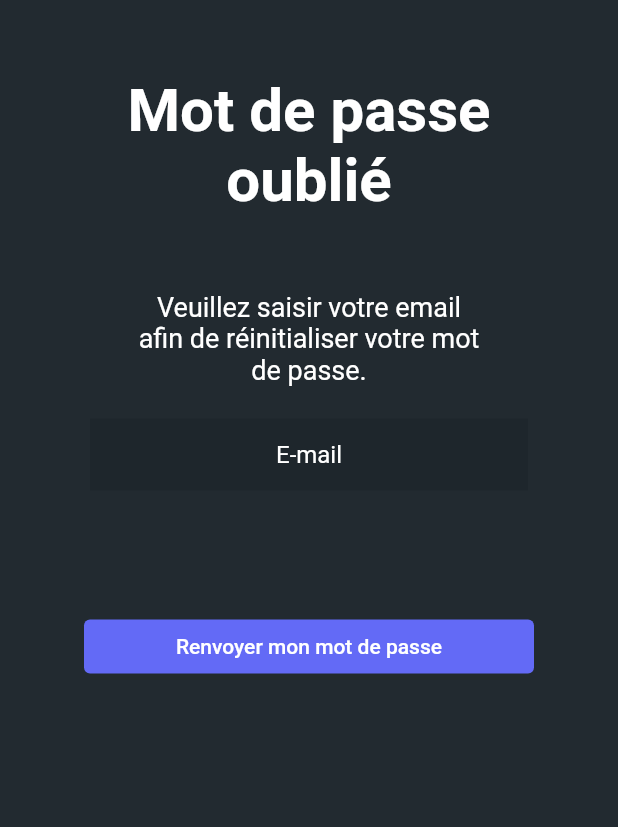
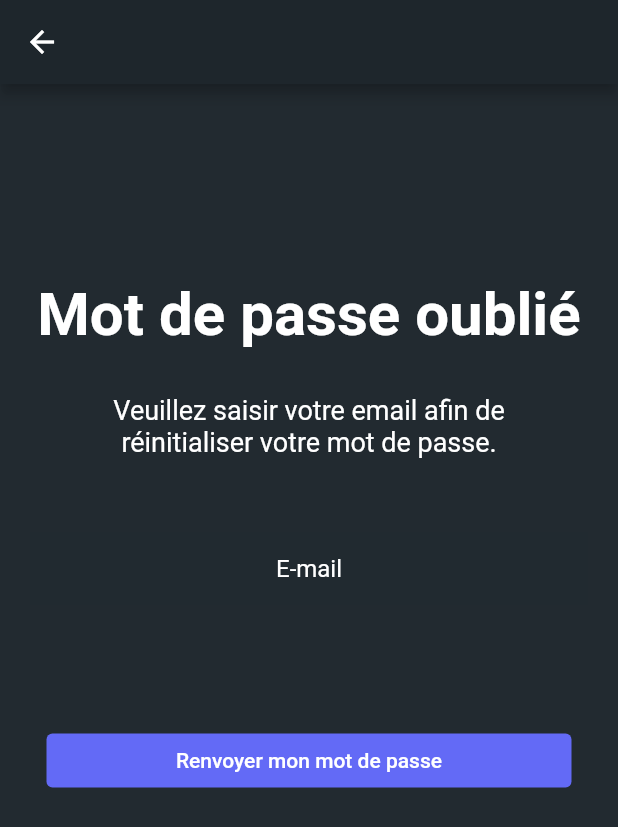
Before and after one commit to thomasmbl/mobile, a Flutter app: the screen it shows after launch, after a tap on "Mot de passe oublié", on a phone screen of 412 x 824 dp. Shown: the top 827 px of the screen. Run offline on Flutter 3.47's test engine with Material 2 defaults, Android fonts, the light colour scheme and no system bars; our stand-ins replace cloud_firestore, firebase_auth, firebase_core, flutter_spinkit, flutter_svg; accounts and stored records are empty.

Commit message:
Add files via upload

```diff
--- a/ProjetMobile/lib/main.dart
+++ b/ProjetMobile/lib/main.dart
@@ -3,11 +3,9 @@ import 'package:firebase_core/firebase_core.dart';
 import 'package:flutter/foundation.dart';
 import 'package:flutter/material.dart';
 import 'package:provider/provider.dart';
-import 'package:testfluttr1/pages/meswhish.dart';
 import 'package:testfluttr1/pages/splashscreen_wrapper.dart';
 import 'package:testfluttr1/services/authentification.dart';
 import 'models/user.dart';
-import 'pages/connexion_page.dart';
 
 
 void main() async {
--- a/ProjetMobile/lib/pages/connexion_page.dart
+++ b/ProjetMobile/lib/pages/connexion_page.dart
@@ -40,7 +40,7 @@ class _ConnexionPageState extends State<ConnexionPage> {
             Container(
               margin: const EdgeInsets.symmetric(
                 vertical: 20,
-                horizontal: 125,
+                horizontal: 90,
               ),
               child: Column(
                 children: const [
@@ -65,7 +65,7 @@ class _ConnexionPageState extends State<ConnexionPage> {
             const SizedBox(height: 10),
             Container(
               margin: const EdgeInsets.symmetric(
-                horizontal: 100,
+                horizontal: 30,
               ),
               child: Form(
                 key: _formKey,
@@ -81,7 +81,7 @@ class _ConnexionPageState extends State<ConnexionPage> {
                           //labelText: 'E-mail',
                           border: InputBorder.none,
                           filled: true,
-                          fillColor: Color.fromARGB(255, 30, 38, 44),
+                          fillColor: Color.fromARGB(255, 33, 42 ,48),
                           hintText: "E-mail",
                           hintStyle: TextStyle(
                             color: Colors.white,
@@ -98,7 +98,7 @@ class _ConnexionPageState extends State<ConnexionPage> {
                       decoration: const InputDecoration(
                           border: InputBorder.none,
                           filled: true,
-                          fillColor: Color.fromARGB(255, 30, 38, 44),
+                          fillColor: Color.fromARGB(255, 33, 42 ,48),
                           hintText: 'Mot de passe',
                           hintStyle: TextStyle(
                             color: Colors.white,
@@ -116,7 +116,7 @@ class _ConnexionPageState extends State<ConnexionPage> {
                 TextButton (
                   style: (
                       TextButton.styleFrom(
-                        fixedSize: const Size.fromWidth(300),
+                        fixedSize: const Size.fromWidth(350),
                         foregroundColor: Colors.white,
                         backgroundColor: const Color.fromARGB(255, 99, 106, 246),
                         elevation: 0,
@@ -146,17 +146,16 @@ class _ConnexionPageState extends State<ConnexionPage> {
                     }
                   },
                 ),
-                const SizedBox(height: 10),
+                const SizedBox(height: 5),
                 Text(
                   error,
                   style: const TextStyle(color: Colors.red, fontSize: 15.0),
                 ),
-                SizedBox(height: 15),
                 TextButton (
                   style: (
                     TextButton.styleFrom(
                       foregroundColor: Colors.white,
-                      fixedSize: const Size.fromWidth(300),
+                      fixedSize: const Size.fromWidth(350),
                       shape: const RoundedRectangleBorder(side: BorderSide(
                         color: Color.fromARGB(255, 99, 106, 246),
                         width: 1,
@@ -168,7 +167,7 @@ class _ConnexionPageState extends State<ConnexionPage> {
                     Navigator.push(context, MaterialPageRoute(builder: (context) => InscriptionPage(),));
                   },
                 ),
-                const SizedBox(height: 40),
+                const SizedBox(height: 100),
                 TextButton (
                   style: (
                       TextButton.styleFrom(
--- a/ProjetMobile/lib/pages/meswhish.dart
+++ b/ProjetMobile/lib/pages/meswhish.dart
@@ -145,7 +145,7 @@ class _MesWishState extends State<MesWish> {
                 crossAxisAlignment: CrossAxisAlignment.center,
                 children: [
                   SvgPicture.asset(
-                    'images/empty_wishlist.svg',
+                    'images/empty_whishlist.svg',
                   ),
                   const SizedBox(height: 40),
                   const Text(
@@ -158,7 +158,7 @@ class _MesWishState extends State<MesWish> {
                   ),
                   const SizedBox(height: 10),
                   Text(
-                    "Cliquez sur l'étoile' pour en rajouter",
+                    "Cliquez sur l'étoile pour en rajouter",
                     textAlign: TextAlign.center,
                     style: TextStyle(
                       fontSize: 14,
--- a/ProjetMobile/lib/pages/motDePasse.dart
+++ b/ProjetMobile/lib/pages/motDePasse.dart
@@ -9,16 +9,20 @@ class MotDePasseOublie extends StatelessWidget {
   Widget build(BuildContext context) {
     return Scaffold(
       backgroundColor: Color.fromARGB(250, 30, 38, 44),
+      appBar: AppBar(
+        backgroundColor: Color.fromARGB(250, 30, 38, 44),
+      ),
       body: Center(
         child: Column(
           children: [
             Container(
               margin: const EdgeInsets.symmetric(
-                vertical: 50,
-                horizontal: 50,
+                vertical: 30,
+                horizontal: 20,
               ),
               child: Column(
                 children: const [
+                  SizedBox(height: 100),
                   Text(
                     "Mot de passe oublié",
                     textAlign: TextAlign.center,
@@ -33,7 +37,7 @@ class MotDePasseOublie extends StatelessWidget {
             ),
             Container(
               margin: const EdgeInsets.symmetric(
-                horizontal: 90,
+                horizontal: 70,
               ),
               child: Column(
                 //crossAxisAlignment: CrossAxisAlignment.start,
@@ -46,13 +50,13 @@ class MotDePasseOublie extends StatelessWidget {
                       color: Colors.white,
                     ),
                   ),
-                  SizedBox(height: 22),
+                  SizedBox(height: 50),
                 ],
               ),
             ),
             Container(
               margin: const EdgeInsets.symmetric(
-                horizontal: 60,
+                horizontal: 20,
               ),
               child: Column(
                 //mainAxisAlignment: MainAxisAlignment.center,
@@ -64,7 +68,7 @@ class MotDePasseOublie extends StatelessWidget {
                     decoration: InputDecoration(
                       border: InputBorder.none,
                       filled: true,
-                      fillColor: Color.fromARGB(255, 30, 38, 44),
+                      fillColor: Color.fromARGB(255, 33, 42 ,48),
                       hintText: "E-mail",
                       hintStyle: TextStyle(
                         color: Colors.white,
@@ -81,7 +85,8 @@ class MotDePasseOublie extends StatelessWidget {
                 TextButton (
                   style: (
                       TextButton.styleFrom(
-                        fixedSize: const Size.fromWidth(300),
+
+                        fixedSize: const Size.fromWidth(350),
                         foregroundColor: Colors.white,
                         backgroundColor: const Color.fromARGB(255, 99, 106, 246),
                         elevation: 0,
```
Also changed, not shown: ProjetMobile/lib/pages/inscription.dart (+8 -5 lines).
